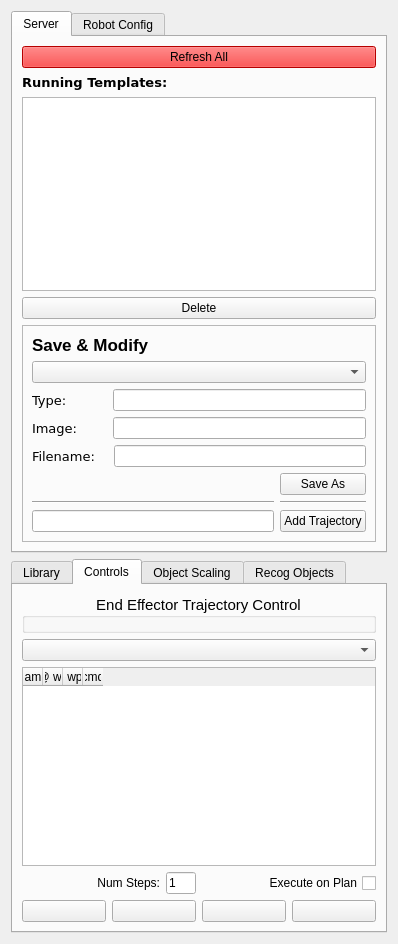
First picture: the form in rviz_affordance_template_panel/ui/rviz_affordance_template_panel.ui, repository atomoclast/affordance_templates, before the edit.
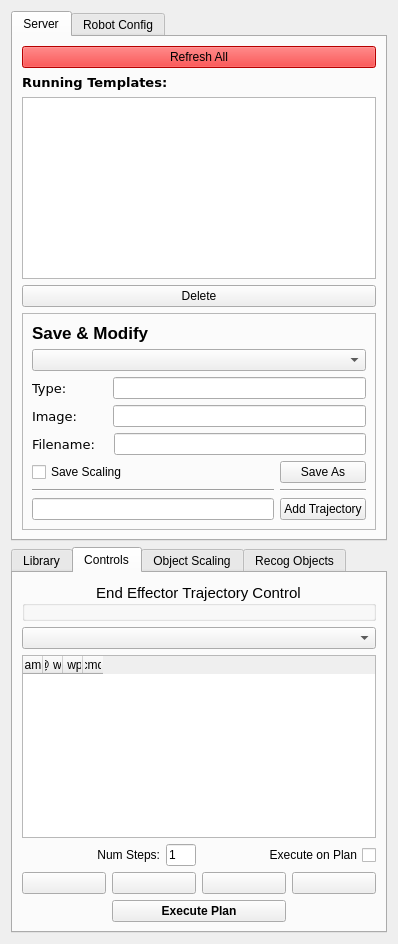
Second picture: the form after the edit. The open tabs and pages were chosen to show the change. Icons and pictures are not drawn.

Commit message:
added child object scaling.
added save scale option to service and panel widget.

The edit to the form file:
```diff
--- a/rviz_affordance_template_panel/ui/rviz_affordance_template_panel.ui
+++ b/rviz_affordance_template_panel/ui/rviz_affordance_template_panel.ui
@@ -67,6 +67,13 @@
            </property>
           </widget>
          </item>
+         <item row="2" column="0">
+          <widget class="QPushButton" name="delete_template_button">
+           <property name="text">
+            <string>Delete</string>
+           </property>
+          </widget>
+         </item>
          <item row="3" column="0">
           <widget class="QFrame" name="frame_2">
            <property name="frameShape">
@@ -76,7 +83,76 @@
             <enum>QFrame::Raised</enum>
            </property>
            <layout class="QGridLayout" name="gridLayout_10">
-            <item row="3" column="0" colspan="2">
+            <item row="9" column="2">
+             <widget class="QPushButton" name="add_traj_button">
+              <property name="text">
+               <string>Add Trajectory</string>
+              </property>
+             </widget>
+            </item>
+            <item row="0" column="1">
+             <widget class="QLabel" name="label_6">
+              <property name="font">
+               <font>
+                <pointsize>13</pointsize>
+                <weight>75</weight>
+                <bold>true</bold>
+               </font>
+              </property>
+              <property name="text">
+               <string>Save &amp; Modify</string>
+              </property>
+             </widget>
+            </item>
+            <item row="2" column="1" colspan="2">
+             <layout class="QHBoxLayout" name="horizontalLayout_13">
+              <item>
+               <widget class="QLabel" name="type_label">
+                <property name="font">
+                 <font>
+                  <family>Verdana</family>
+                  <pointsize>10</pointsize>
+                  <weight>50</weight>
+                  <bold>false</bold>
+                 </font>
+                </property>
+                <property name="text">
+                 <string>Type:</string>
+                </property>
+               </widget>
+              </item>
+              <item>
+               <spacer name="horizontalSpacer_5">
+                <property name="orientation">
+                 <enum>Qt::Horizontal</enum>
+                </property>
+                <property name="sizeType">
+                 <enum>QSizePolicy::Maximum</enum>
+                </property>
+                <property name="sizeHint" stdset="0">
+                 <size>
+                  <width>40</width>
+                  <height>20</height>
+                 </size>
+                </property>
+               </spacer>
+              </item>
+              <item>
+               <widget class="QLineEdit" name="new_save_type"/>
+              </item>
+             </layout>
+            </item>
+            <item row="1" column="1" colspan="2">
+             <widget class="QComboBox" name="save_template_combo_box"/>
+            </item>
+            <item row="7" column="2">
+             <widget class="QPushButton" name="save_as_button">
+              <property name="text">
+               <string>Save As</string>
+              </property>
+             </widget>
+            </item>
+            <item row="3" column="1" colspan="2">
              <layout class="QHBoxLayout" name="horizontalLayout_14">
               <item>
                <widget class="QLabel" name="image_label">
@@ -114,30 +190,24 @@
               </item>
              </layout>
             </item>
-            <item row="5" column="0">
-             <spacer name="horizontalSpacer_8">
+            <item row="8" column="1">
+             <widget class="Line" name="line">
               <property name="orientation">
                <enum>Qt::Horizontal</enum>
               </property>
-              <property name="sizeHint" stdset="0">
-               <size>
-                <width>247</width>
-                <height>18</height>
-               </size>
-              </property>
-             </spacer>
+             </widget>
             </item>
-            <item row="5" column="1">
-             <widget class="QPushButton" name="save_as_button">
-              <property name="text">
-               <string>Save As</string>
+            <item row="8" column="2">
+             <widget class="Line" name="line_2">
+              <property name="orientation">
+               <enum>Qt::Horizontal</enum>
               </property>
              </widget>
             </item>
-            <item row="1" column="0" colspan="2">
-             <widget class="QComboBox" name="save_template_combo_box"/>
+            <item row="9" column="1">
+             <widget class="QLineEdit" name="new_traj_name"/>
             </item>
-            <item row="4" column="0" colspan="2">
+            <item row="4" column="1" colspan="2">
              <layout class="QHBoxLayout" name="horizontalLayout_15">
               <item>
                <widget class="QLabel" name="filename_label">
@@ -175,92 +245,16 @@
               </item>
              </layout>
             </item>
-            <item row="2" column="0" colspan="2">
-             <layout class="QHBoxLayout" name="horizontalLayout_13">
-              <item>
-               <widget class="QLabel" name="type_label">
-                <property name="font">
-                 <font>
-                  <family>Verdana</family>
-                  <pointsize>10</pointsize>
-                  <weight>50</weight>
-                  <bold>false</bold>
-                 </font>
-                </property>
-                <property name="text">
-                 <string>Type:</string>
-                </property>
-               </widget>
-              </item>
-              <item>
-               <spacer name="horizontalSpacer_5">
-                <property name="orientation">
-                 <enum>Qt::Horizontal</enum>
-                </property>
-                <property name="sizeType">
-                 <enum>QSizePolicy::Maximum</enum>
-                </property>
-                <property name="sizeHint" stdset="0">
-                 <size>
-                  <width>40</width>
-                  <height>20</height>
-                 </size>
-                </property>
-               </spacer>
-              </item>
-              <item>
-               <widget class="QLineEdit" name="new_save_type"/>
-              </item>
-             </layout>
-            </item>
-            <item row="7" column="0">
-             <widget class="QLineEdit" name="new_traj_name"/>
-            </item>
             <item row="7" column="1">
-             <widget class="QPushButton" name="add_traj_button">
+             <widget class="QCheckBox" name="save_scaling_check_box">
               <property name="text">
-               <string>Add Trajectory</string>
-              </property>
-             </widget>
-            </item>
-            <item row="6" column="0">
-             <widget class="Line" name="line">
-              <property name="orientation">
-               <enum>Qt::Horizontal</enum>
-              </property>
-             </widget>
-            </item>
-            <item row="6" column="1">
-             <widget class="Line" name="line_2">
-              <property name="orientation">
-               <enum>Qt::Horizontal</enum>
-              </property>
-             </widget>
-            </item>
-            <item row="0" column="0">
-             <widget class="QLabel" name="label_6">
-              <property name="font">
-               <font>
-                <pointsize>13</pointsize>
-                <weight>75</weight>
-                <bold>true</bold>
-               </font>
-              </property>
-              <property name="text">
-               <string>Save &amp; Modify</string>
+               <string>Save Scaling</string>
               </property>
              </widget>
             </item>
            </layout>
           </widget>
          </item>
-         <item row="2" column="0">
-          <widget class="QPushButton" name="delete_template_button">
-           <property name="text">
-            <string>Delete</string>
-           </property>
-          </widget>
-         </item>
         </layout>
        </item>
        <item row="0" column="0">
@@ -1351,7 +1345,7 @@
    <item row="1" column="0">
     <widget class="QTabWidget" name="tabWidget">
      <property name="currentIndex">
-      <number>2</number>
+      <number>0</number>
      </property>
      <widget class="QWidget" name="tab">
       <attribute name="title">
@@ -1372,6 +1366,17 @@
        <string>Controls</string>
       </attribute>
       <layout class="QGridLayout" name="gridLayout_7">
+       <item row="4" column="3">
+        <widget class="QPushButton" name="go_to_end_button">
+         <property name="text">
+          <string/>
+         </property>
+         <property name="icon">
+          <iconset resource="../resources/images.qrc">
+           <normaloff>:/end.png</normaloff>:/end.png</iconset>
+         </property>
+        </widget>
+       </item>
        <item row="0" column="0" colspan="4">
         <widget class="QGroupBox" name="control_box">
          <property name="font">
@@ -1390,71 +1395,12 @@
          <property name="checkable">
           <bool>false</bool>
          </property>
+         <zorder>end_effector_table</zorder>
         </widget>
        </item>
        <item row="1" column="0" colspan="4">
         <widget class="QComboBox" name="control_template_box"/>
        </item>
-       <item row="2" column="0" colspan="4">
-        <widget class="QTableWidget" name="end_effector_table">
-         <property name="gridStyle">
-          <enum>Qt::DotLine</enum>
-         </property>
-         <property name="sortingEnabled">
-          <bool>true</bool>
-         </property>
-         <property name="cornerButtonEnabled">
-          <bool>true</bool>
-         </property>
-         <property name="columnCount">
-          <number>4</number>
-         </property>
-         <attribute name="horizontalHeaderCascadingSectionResizes">
-          <bool>true</bool>
-         </attribute>
-         <attribute name="horizontalHeaderDefaultSectionSize">
-          <number>0</number>
-         </attribute>
-         <attribute name="horizontalHeaderHighlightSections">
-          <bool>true</bool>
-         </attribute>
-         <attribute name="horizontalHeaderMinimumSectionSize">
-          <number>10</number>
-         </attribute>
-         <attribute name="verticalHeaderCascadingSectionResizes">
-          <bool>false</bool>
-         </attribute>
-         <attribute name="verticalHeaderDefaultSectionSize">
-          <number>10</number>
-         </attribute>
-         <attribute name="verticalHeaderMinimumSectionSize">
-          <number>25</number>
-         </attribute>
-         <attribute name="verticalHeaderStretchLastSection">
-          <bool>false</bool>
-         </attribute>
-         <column>
-          <property name="text">
-           <string>name</string>
-          </property>
-         </column>
-         <column>
-          <property name="text">
-           <string>@ wp</string>
-          </property>
-         </column>
-         <column>
-          <property name="text">
-           <string># wps</string>
-          </property>
-         </column>
-         <column>
-          <property name="text">
-           <string>cmd</string>
-          </property>
-         </column>
-        </widget>
-       </item>
        <item row="3" column="0" colspan="2">
         <layout class="QHBoxLayout" name="horizontalLayout_8">
          <item>
@@ -1525,15 +1471,77 @@
          </property>
         </widget>
        </item>
-       <item row="4" column="3">
-        <widget class="QPushButton" name="go_to_end_button">
+       <item row="5" column="1" colspan="2">
+        <widget class="QPushButton" name="execute_button">
+         <property name="font">
+          <font>
+           <weight>75</weight>
+           <bold>true</bold>
+          </font>
+         </property>
          <property name="text">
-          <string/>
+          <string>Execute Plan</string>
          </property>
-         <property name="icon">
-          <iconset resource="../resources/images.qrc">
-           <normaloff>:/end.png</normaloff>:/end.png</iconset>
+        </widget>
+       </item>
+       <item row="2" column="0" colspan="4">
+        <widget class="QTableWidget" name="end_effector_table">
+         <property name="gridStyle">
+          <enum>Qt::DotLine</enum>
          </property>
+         <property name="sortingEnabled">
+          <bool>true</bool>
+         </property>
+         <property name="cornerButtonEnabled">
+          <bool>true</bool>
+         </property>
+         <property name="columnCount">
+          <number>4</number>
+         </property>
+         <attribute name="horizontalHeaderCascadingSectionResizes">
+          <bool>true</bool>
+         </attribute>
+         <attribute name="horizontalHeaderDefaultSectionSize">
+          <number>0</number>
+         </attribute>
+         <attribute name="horizontalHeaderHighlightSections">
+          <bool>true</bool>
+         </attribute>
+         <attribute name="horizontalHeaderMinimumSectionSize">
+          <number>10</number>
+         </attribute>
+         <attribute name="verticalHeaderCascadingSectionResizes">
+          <bool>false</bool>
+         </attribute>
+         <attribute name="verticalHeaderDefaultSectionSize">
+          <number>10</number>
+         </attribute>
+         <attribute name="verticalHeaderMinimumSectionSize">
+          <number>25</number>
+         </attribute>
+         <attribute name="verticalHeaderStretchLastSection">
+          <bool>false</bool>
+         </attribute>
+         <column>
+          <property name="text">
+           <string>name</string>
+          </property>
+         </column>
+         <column>
+          <property name="text">
+           <string>@ wp</string>
+          </property>
+         </column>
+         <column>
+          <property name="text">
+           <string># wps</string>
+          </property>
+         </column>
+         <column>
+          <property name="text">
+           <string>cmd</string>
+          </property>
+         </column>
         </widget>
        </item>
       </layout>
@@ -1545,6 +1553,7 @@
       <zorder>step_forward_button</zorder>
       <zorder>execute_on_plan</zorder>
       <zorder>control_template_box</zorder>
+      <zorder>execute_button</zorder>
      </widget>
      <widget class="QWidget" name="tab_4">
       <attribute name="title">
```
The commit also changes 4 other files.
